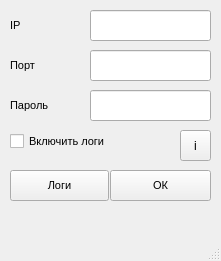
Old version of the form src/windows/connect.ui in the repository BlackCatDevel0per/URCON.
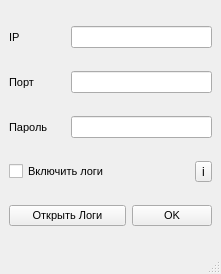
New version of the form. Icons and pictures are not drawn.

Commit message:
Скомпанованы окна
Отредактированы окна

Patch:
```diff
--- a/src/windows/connect.ui
+++ b/src/windows/connect.ui
@@ -7,19 +7,13 @@
     <x>0</x>
     <y>0</y>
     <width>221</width>
-    <height>261</height>
+    <height>274</height>
    </rect>
   </property>
-  <property name="minimumSize">
-   <size>
-    <width>221</width>
-    <height>261</height>
-   </size>
-  </property>
   <property name="maximumSize">
    <size>
-    <width>221</width>
-    <height>261</height>
+    <width>240</width>
+    <height>320</height>
    </size>
   </property>
   <property name="windowTitle">
@@ -33,54 +27,9 @@
    <locale language="Russian" country="Russia"/>
   </property>
   <widget class="QWidget" name="centralwidget">
-   <widget class="QLineEdit" name="lineEdit">
-    <property name="geometry">
-     <rect>
-      <x>90</x>
-      <y>10</y>
-      <width>121</width>
-      <height>31</height>
-     </rect>
-    </property>
-    <property name="cursor">
-     <cursorShape>IBeamCursor</cursorShape>
-    </property>
-   </widget>
-   <widget class="QLineEdit" name="lineEdit_2">
-    <property name="geometry">
-     <rect>
-      <x>90</x>
-      <y>50</y>
-      <width>121</width>
-      <height>31</height>
-     </rect>
-    </property>
-    <property name="cursor">
-     <cursorShape>IBeamCursor</cursorShape>
-    </property>
-   </widget>
-   <widget class="QLineEdit" name="lineEdit_3">
-    <property name="geometry">
-     <rect>
-      <x>90</x>
-      <y>90</y>
-      <width>121</width>
-      <height>31</height>
-     </rect>
-    </property>
-    <property name="cursor">
-     <cursorShape>IBeamCursor</cursorShape>
-    </property>
-   </widget>
+   <layout class="QGridLayout" name="gridLayout">
+    <item row="0" column="0">
    <widget class="QLabel" name="label">
-    <property name="geometry">
-     <rect>
-      <x>10</x>
-      <y>10</y>
-      <width>21</width>
-      <height>31</height>
-     </rect>
-    </property>
     <property name="font">
      <font>
       <pointsize>8</pointsize>
@@ -90,15 +39,16 @@
      <string>IP</string>
     </property>
    </widget>
+    </item>
+    <item row="0" column="1" colspan="3">
+     <widget class="QLineEdit" name="lineEdit">
+      <property name="cursor">
+       <cursorShape>IBeamCursor</cursorShape>
+      </property>
+     </widget>
+    </item>
+    <item row="1" column="0">
    <widget class="QLabel" name="label_2">
-    <property name="geometry">
-     <rect>
-      <x>10</x>
-      <y>50</y>
-      <width>31</width>
-      <height>31</height>
-     </rect>
-    </property>
     <property name="font">
      <font>
       <pointsize>8</pointsize>
@@ -108,15 +58,16 @@
      <string>Порт</string>
     </property>
    </widget>
+    </item>
+    <item row="1" column="1" colspan="3">
+     <widget class="QLineEdit" name="lineEdit_2">
+      <property name="cursor">
+       <cursorShape>IBeamCursor</cursorShape>
+      </property>
+     </widget>
+    </item>
+    <item row="2" column="0">
    <widget class="QLabel" name="label_3">
-    <property name="geometry">
-     <rect>
-      <x>10</x>
-      <y>90</y>
-      <width>58</width>
-      <height>31</height>
-     </rect>
-    </property>
     <property name="font">
      <font>
       <pointsize>8</pointsize>
@@ -126,33 +77,16 @@
      <string>Пароль</string>
     </property>
    </widget>
-   <widget class="QPushButton" name="pushButton">
-    <property name="geometry">
-     <rect>
-      <x>110</x>
-      <y>170</y>
-      <width>101</width>
-      <height>31</height>
-     </rect>
-    </property>
-    <property name="font">
-     <font>
-      <pointsize>8</pointsize>
-     </font>
-    </property>
-    <property name="text">
-     <string>ОК</string>
-    </property>
-   </widget>
+    </item>
+    <item row="2" column="1" colspan="3">
+     <widget class="QLineEdit" name="lineEdit_3">
+      <property name="cursor">
+       <cursorShape>IBeamCursor</cursorShape>
+      </property>
+     </widget>
+    </item>
+    <item row="3" column="0" colspan="3">
    <widget class="QCheckBox" name="checkBox">
-    <property name="geometry">
-     <rect>
-      <x>10</x>
-      <y>130</y>
-      <width>121</width>
-      <height>22</height>
-     </rect>
-    </property>
     <property name="font">
      <font>
       <pointsize>8</pointsize>
@@ -162,15 +96,9 @@
      <string>Включить логи</string>
     </property>
    </widget>
+    </item>
+    <item row="3" column="3">
    <widget class="QToolButton" name="toolButton">
-    <property name="geometry">
-     <rect>
-      <x>180</x>
-      <y>130</y>
-      <width>31</width>
-      <height>31</height>
-     </rect>
-    </property>
     <property name="font">
      <font>
       <pointsize>9</pointsize>
@@ -180,24 +108,32 @@
      <string>i</string>
     </property>
    </widget>
+    </item>
+    <item row="4" column="0" colspan="2">
    <widget class="QPushButton" name="pushButton_2">
-    <property name="geometry">
-     <rect>
-      <x>10</x>
-      <y>170</y>
-      <width>99</width>
-      <height>31</height>
-     </rect>
-    </property>
+      <property name="font">
+       <font>
+        <pointsize>8</pointsize>
+       </font>
+      </property>
+      <property name="text">
+       <string>Открыть Логи</string>
+      </property>
+     </widget>
+    </item>
+    <item row="4" column="2" colspan="2">
+     <widget class="QPushButton" name="pushButton">
     <property name="font">
      <font>
       <pointsize>8</pointsize>
      </font>
     </property>
     <property name="text">
-     <string>Логи</string>
-    </property>
-   </widget>
+       <string>OK</string>
+      </property>
+     </widget>
+    </item>
+   </layout>
   </widget>
   <widget class="QMenuBar" name="menubar">
    <property name="geometry">
```
Lines whose indentation alone changed are shown as unchanged. The commit also changes 2 other files.
